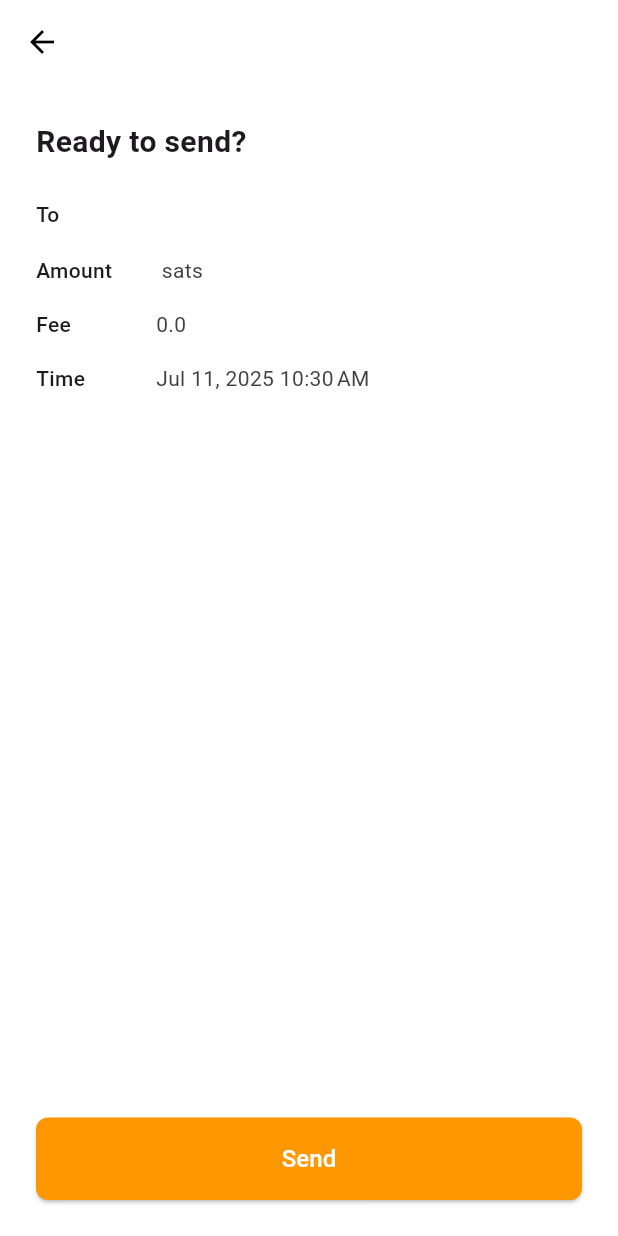
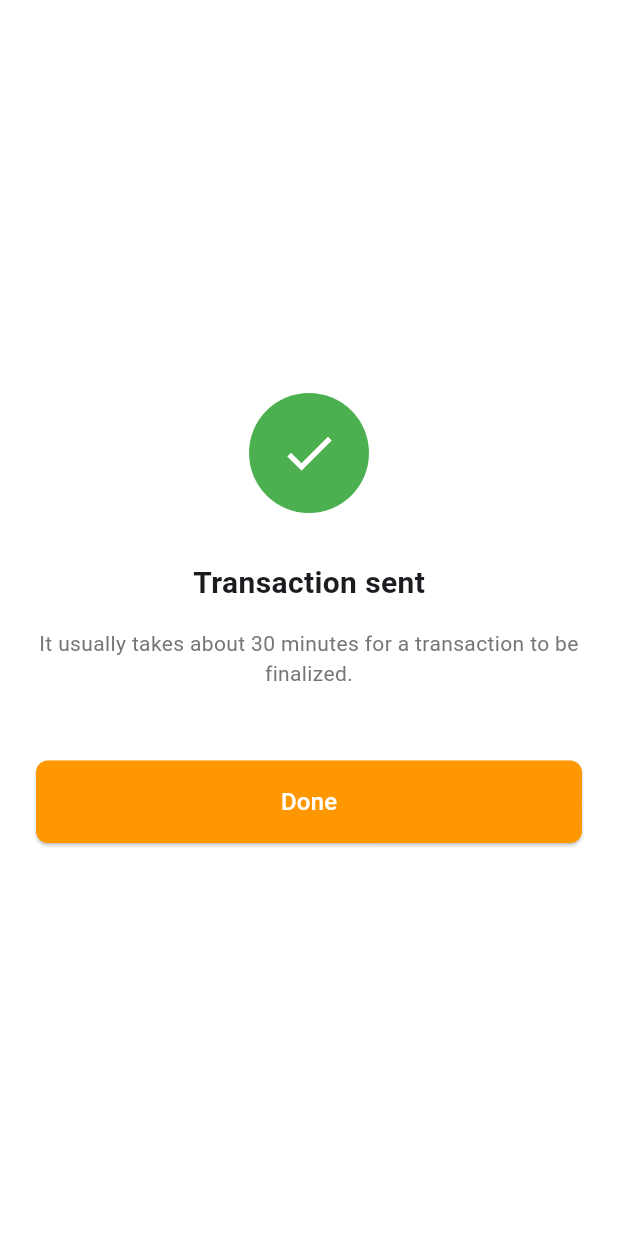
Before and after one commit to Bitshala-Incubator/silent-payments-wallet, a Flutter app: the SendConfirmScreen screen opened directly with empty values, after a tap on "Send", on a phone screen of 412 x 824 dp. Run offline on Flutter 3.47's test engine with Material 3 defaults, Android fonts, the phone set to English and light mode, and no system bars; missing offline and left inert: bip39.

Commit message:
feat: add send success screen

```diff
--- a/lib/screens/send_confirm_screen.dart
+++ b/lib/screens/send_confirm_screen.dart
@@ -1,5 +1,6 @@
 import 'package:flutter/material.dart';
 import 'package:intl/intl.dart';
+import 'send_success_screen.dart';
 
 class SendConfirmScreen extends StatelessWidget {
   final String recipientAddress;
@@ -39,7 +40,11 @@ class SendConfirmScreen extends StatelessWidget {
               SizedBox(height: 24),
 
               _buildField('To', recipientAddress),
-              _buildField('Amount', '$amount'' sats'),
+              _buildField(
+                'Amount',
+                '$amount'
+                    ' sats',
+              ),
               _buildField('Fee', fee),
               _buildField('Time', timestamp),
 
@@ -47,10 +52,10 @@ class SendConfirmScreen extends StatelessWidget {
 
               ElevatedButton(
                 onPressed: () {
-                  // TODO: Replace with send logic + navigate to "sent" screen
-                  print('Sending $amount BTC to $recipientAddress');
-
-                  Navigator.pushNamed(context, '/send/success');
+                  Navigator.push(
+                    context,
+                    MaterialPageRoute(builder: (_) => SendSuccessScreen()),
+                  );
                 },
                 style: ElevatedButton.styleFrom(
                   backgroundColor: Colors.orange,
@@ -59,7 +64,10 @@ class SendConfirmScreen extends StatelessWidget {
                     borderRadius: BorderRadius.circular(8),
                   ),
                 ),
-                child: Text('Send', style: TextStyle(fontSize: 16,color: Colors.white)),
+                child: Text(
+                  'Send',
+                  style: TextStyle(fontSize: 16, color: Colors.white),
+                ),
               ),
               SizedBox(height: 24),
             ],
--- /dev/null
+++ b/lib/screens/send_success_screen.dart
@@ -0,0 +1,71 @@
+import 'package:flutter/material.dart';
+import 'home_screen.dart';
+
+class SendSuccessScreen extends StatelessWidget {
+  const SendSuccessScreen({Key? key}) : super(key: key);
+
+  @override
+  Widget build(BuildContext context) {
+    return Scaffold(
+      backgroundColor: Colors.white,
+      body: SafeArea(
+        child: Padding(
+          padding: const EdgeInsets.symmetric(horizontal: 24.0),
+          child: Column(
+            mainAxisAlignment: MainAxisAlignment.center,
+            children: [
+              // Success Icon
+              CircleAvatar(
+                radius: 40,
+                backgroundColor: Colors.green,
+                child: Icon(Icons.check, size: 40, color: Colors.white),
+              ),
+              SizedBox(height: 32),
+
+              // Title
+              Text(
+                'Transaction sent',
+                style: TextStyle(fontSize: 20, fontWeight: FontWeight.bold),
+              ),
+              SizedBox(height: 16),
+
+              // Subtext
+              Text(
+                'It usually takes about 30 minutes for a transaction to be finalized.',
+                textAlign: TextAlign.center,
+                style: TextStyle(fontSize: 14, color: Colors.grey[600]),
+              ),
+              SizedBox(height: 48),
+
+              // Done Button
+              SizedBox(
+                width: double.infinity,
+                child: ElevatedButton(
+                  onPressed: () {
+                    // Clear stack and return to wallet home
+                    Navigator.pushAndRemoveUntil(
+                      context,
+                      MaterialPageRoute(builder: (_) => HomeScreen()),
+                      (route) => false,
+                    );
+                  },
+                  style: ElevatedButton.styleFrom(
+                    backgroundColor: Colors.orange,
+                    padding: EdgeInsets.symmetric(vertical: 16),
+                    shape: RoundedRectangleBorder(
+                      borderRadius: BorderRadius.circular(8),
+                    ),
+                  ),
+                  child: Text(
+                    'Done',
+                    style: TextStyle(fontSize: 16, color: Colors.white),
+                  ),
+                ),
+              ),
+            ],
+          ),
+        ),
+      ),
+    );
+  }
+}
```
